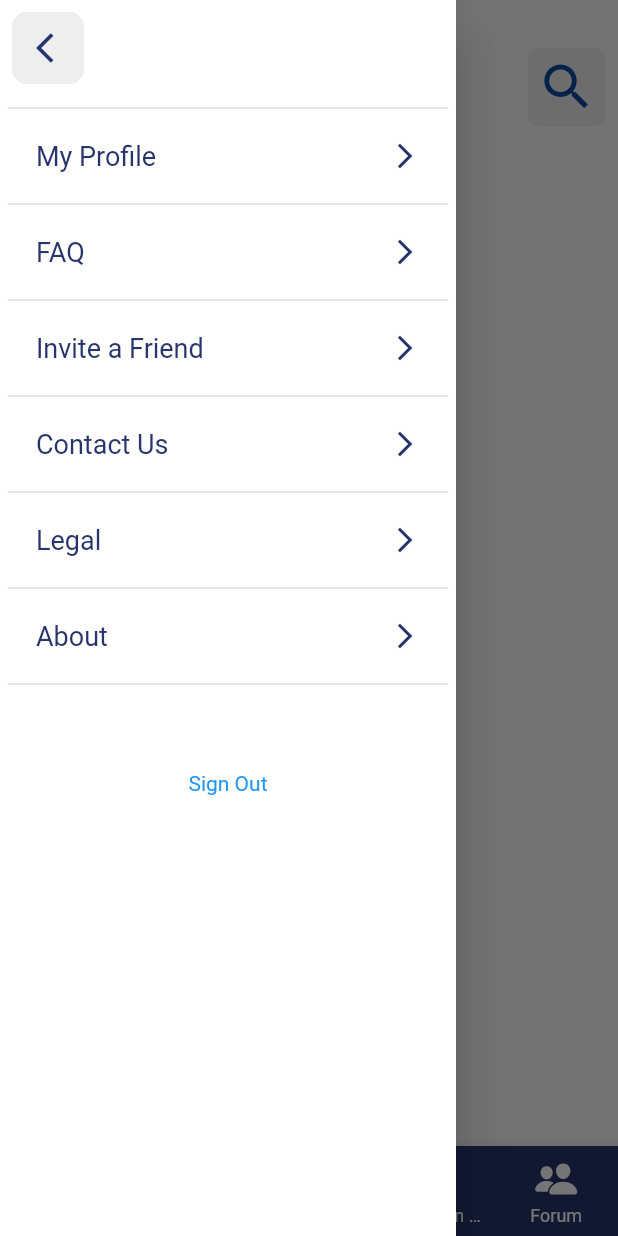
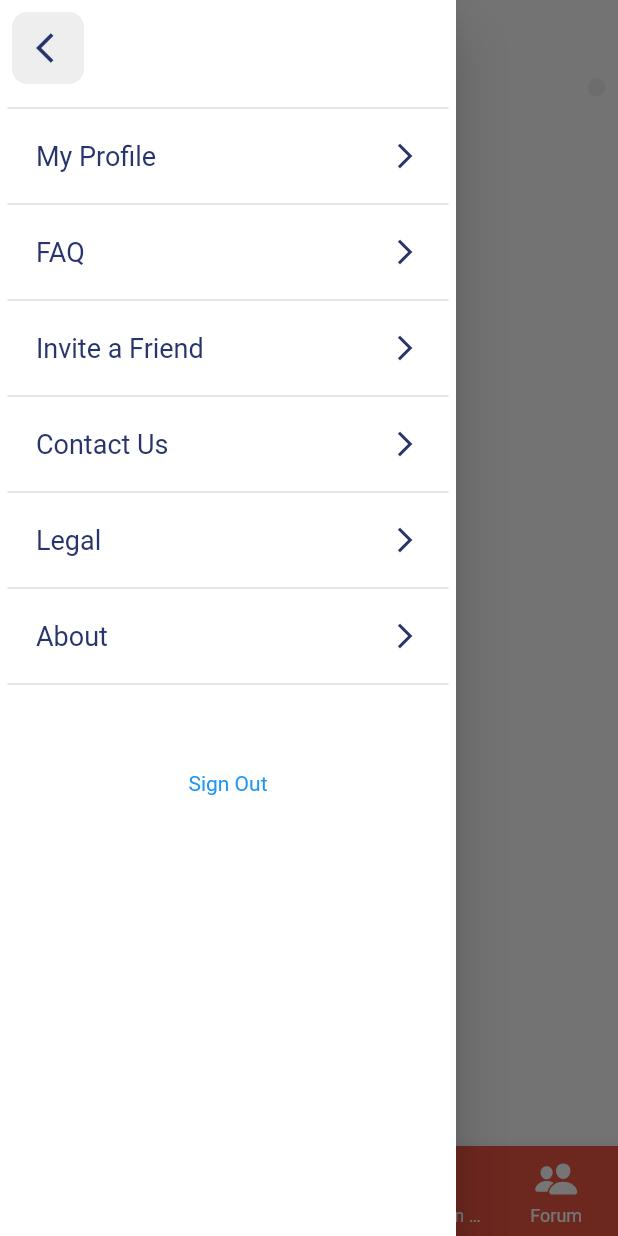
Before and after one commit to erennatala/CSE3044-Petiverse, a Flutter app: the MainPage screen opened directly, with the side drawer open, on a phone screen of 412 x 824 dp. Run offline on Flutter 3.47's test engine with Material 2 defaults, Android fonts, the phone set to English and light mode, and no system bars; our stand-ins replace cloud_firestore, email_validator, file_picker, firebase_auth, firebase_core, firebase_storage and 3 more; accounts and stored records are empty; project files that could hold a hidden picture were left out.

Commit message:
removed search icons

```diff
--- a/Application/petiverse/lib/screens/home/AdoptionProclomationPage.dart
+++ b/Application/petiverse/lib/screens/home/AdoptionProclomationPage.dart
@@ -79,11 +79,6 @@ class AdoptionProclamationPageState extends State<AdoptionProclamationPage> {
                   ),
                   child: Padding(
                     padding: EdgeInsets.all(6),
-                    child: Icon(
-                      Icons.search,
-                      size: 40,
-                      color: Colors.blue.shade900,
-                    ),
                   ),
                 ),
               ],
--- a/Application/petiverse/lib/screens/home/ForumPage.dart
+++ b/Application/petiverse/lib/screens/home/ForumPage.dart
@@ -78,11 +78,6 @@ class ForumPageState extends State<ForumPage> {
                   ),
                   child: Padding(
                     padding: EdgeInsets.all(6),
-                    child: Icon(
-                      Icons.search,
-                      size: 40,
-                      color: Colors.blue.shade900,
-                    ),
                   ),
                 ),
               ],
--- a/Application/petiverse/lib/screens/home/HelpProclomationPage.dart
+++ b/Application/petiverse/lib/screens/home/HelpProclomationPage.dart
@@ -75,11 +75,6 @@ class HelpProclamationPageState extends State<HelpProclamationPage> {
                   ),
                   child: Padding(
                     padding: EdgeInsets.all(6),
-                    child: Icon(
-                      Icons.search,
-                      size: 40,
-                      color: Colors.blue.shade900,
-                    ),
                   ),
                 ),
               ],
--- a/Application/petiverse/lib/screens/home/MatingProclomationPage.dart
+++ b/Application/petiverse/lib/screens/home/MatingProclomationPage.dart
@@ -77,11 +77,6 @@ class MatingProclamationPageState extends State<MatingProclamationPage> {
                   ),
                   child: Padding(
                     padding: EdgeInsets.all(6),
-                    child: Icon(
-                      Icons.search,
-                      size: 40,
-                      color: Colors.blue.shade900,
-                    ),
                   ),
                 ),
               ],
--- a/Application/petiverse/lib/screens/home/detail_pages/forum_quesion_comment.dart
+++ b/Application/petiverse/lib/screens/home/detail_pages/forum_quesion_comment.dart
@@ -81,11 +81,6 @@ class ForumQuestionCommentPageState extends State<ForumQuestionCommentPage> {
                   ),
                   child: Padding(
                     padding: EdgeInsets.all(6),
-                    child: Icon(
-                      Icons.search,
-                      size: 40,
-                      color: Colors.blue.shade900,
-                    ),
                   ),
                 ),
               ],
--- a/Application/petiverse/lib/screens/home/main_page.dart
+++ b/Application/petiverse/lib/screens/home/main_page.dart
@@ -33,7 +33,7 @@ class _MainPageState extends State<MainPage> {
     const Color(0xFFc4cc22),
     Color.fromARGB(255, 69, 3, 74),
   ];
-  Color _backgroundColor = const Color(0xff28346c);
+  Color _backgroundColor = const Color(0xFFEB5644);
 
   fetchFileData() async {
     adoptionAds = await BackEndServices().getAdoptionAdsFromFirebase();
@@ -110,7 +110,7 @@ class _MainPageState extends State<MainPage> {
                         child: Padding(
                           padding: EdgeInsets.all(5),
                           child: Padding(
-                            padding: EdgeInsets.fromLTRB(0, 1, 3, 1),
+                            padding: EdgeInsets.fromLTRB(0, 4, 3, 1),
                             child: GestureDetector(
                               onTap: () {
                                 Scaffold.of(context).openDrawer();
@@ -127,7 +127,8 @@ class _MainPageState extends State<MainPage> {
                       Container(
                         child: Image.asset(
                           'assets/images/petiverse-logo.png',
-                          height: 40,
+                          height: 100,
+                          width: 200,
                         ),
                       ),
                       Container(
@@ -137,11 +138,6 @@ class _MainPageState extends State<MainPage> {
                         ),
                         child: Padding(
                           padding: EdgeInsets.all(6),
-                          child: Icon(
-                            Icons.search,
-                            size: 40,
-                            color: Colors.blue.shade900,
-                          ),
                         ),
                       ),
                     ],
```
Also changed, not shown: Application/petiverse/lib/utilities/navigation_drawer.dart (+7 -1 lines).
